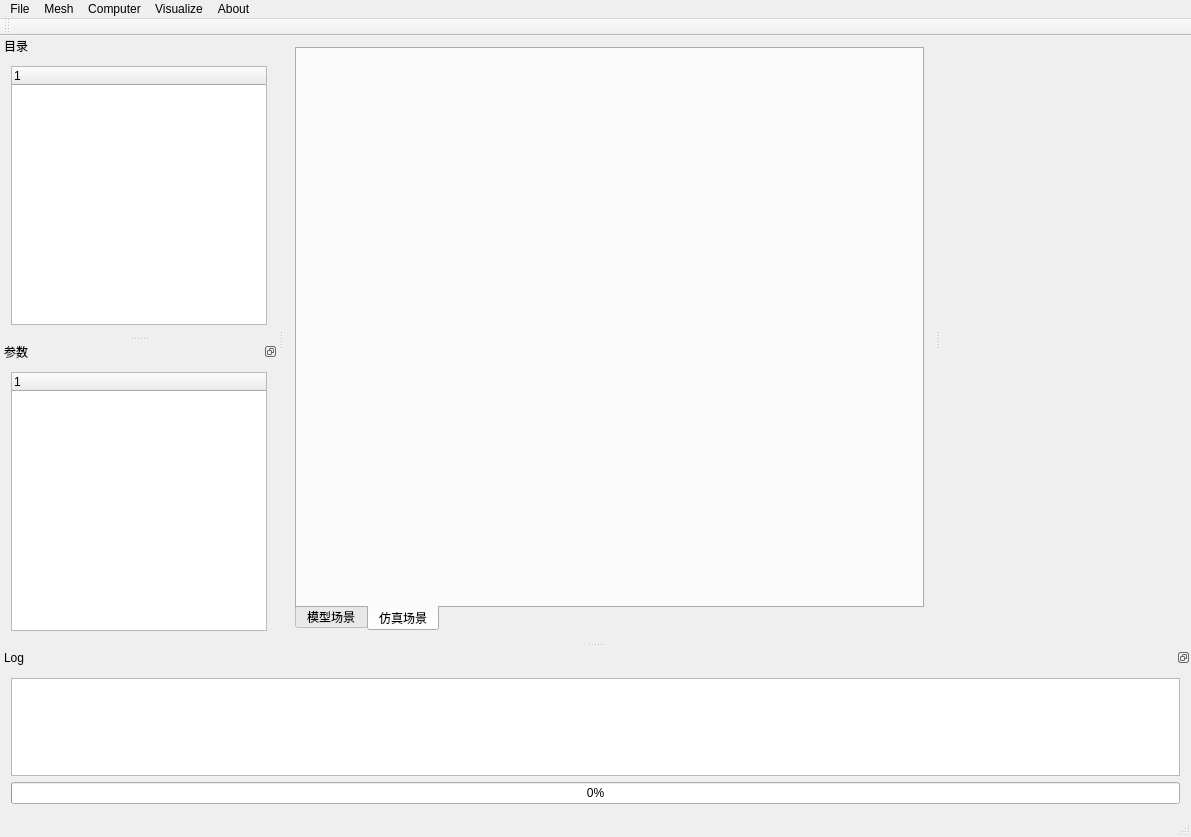
This is mainwindow.ui in joilee/Simulation2016 as Qt 5 draws it before an edit. The edited form follows.
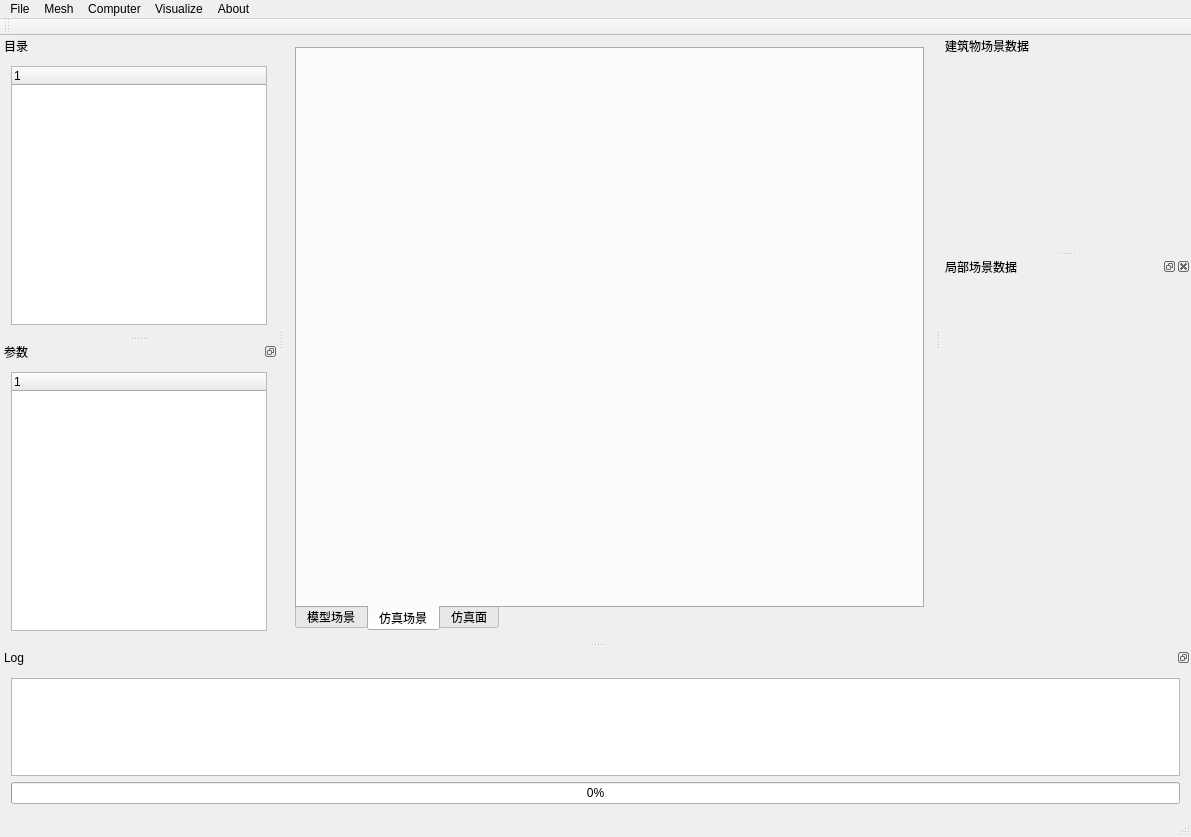
This is the edited form. The open tabs and pages were chosen to show the change. Custom widgets are drawn as their Qt base class.

Patch:
```diff
--- a/mainwindow.ui
+++ b/mainwindow.ui
@@ -39,6 +39,11 @@
         <string>仿真场景</string>
        </attribute>
       </widget>
+      <widget class="GLWidget" name="simuPlane">
+       <attribute name="title">
+        <string>仿真面</string>
+       </attribute>
+      </widget>
      </widget>
     </item>
    </layout>
@@ -206,19 +211,14 @@
    <property name="features">
     <set>QDockWidget::NoDockWidgetFeatures</set>
    </property>
+   <property name="windowTitle">
+    <string>建筑物场景数据</string>
+   </property>
    <attribute name="dockWidgetArea">
     <number>2</number>
    </attribute>
    <widget class="QWidget" name="dockWidgetContents_5">
-    <layout class="QVBoxLayout" name="verticalLayout_3">
-     <item>
-      <widget class="QStackedWidget" name="stackedWidget_Info">
-       <property name="currentIndex">
-        <number>-1</number>
-       </property>
-      </widget>
-     </item>
-    </layout>
+    <layout class="QVBoxLayout" name="verticalLayout_3"/>
    </widget>
   </widget>
   <widget class="QDockWidget" name="dockWidget_para">
@@ -251,6 +251,21 @@
     </layout>
    </widget>
   </widget>
+  <widget class="QDockWidget" name="dockWidget_localsecene">
+   <property name="minimumSize">
+    <size>
+     <width>80</width>
+     <height>100</height>
+    </size>
+   </property>
+   <property name="windowTitle">
+    <string>局部场景数据</string>
+   </property>
+   <attribute name="dockWidgetArea">
+    <number>2</number>
+   </attribute>
+   <widget class="QWidget" name="dockWidgetContents_4"/>
+  </widget>
   <action name="action">
    <property name="text">
     <string>新建</string>
```
Left out of the diff: 17 changed lines with no effect on the pictures.
